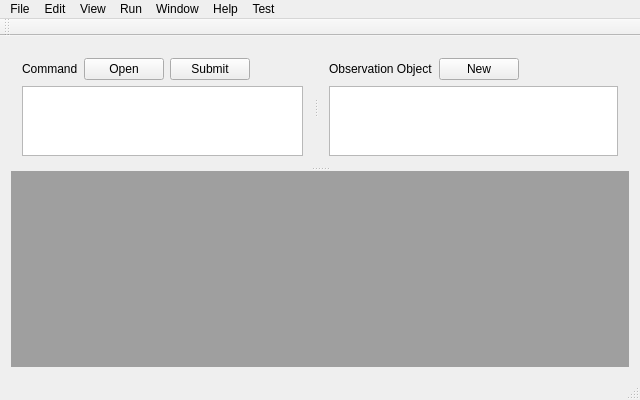
Before: the Qt Designer form src/Tweedia/mainwindow.ui in tweedia/Tweedia, drawn with Qt 5.
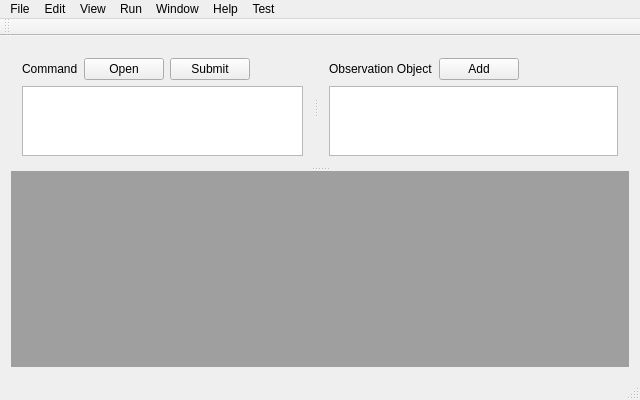
After: the same form once the commit is applied.

Commit message: Arrange menu

The edit to the form file:
```diff
--- a/src/Tweedia/mainwindow.ui
+++ b/src/Tweedia/mainwindow.ui
@@ -83,7 +83,7 @@
          <item row="0" column="1">
           <widget class="QPushButton" name="pushButton_3">
            <property name="text">
-            <string>New</string>
+            <string>Add</string>
            </property>
           </widget>
          </item>
```
Left out of the diff: 6 changed lines with no effect on the pictures. The commit also changes 2 other files.
